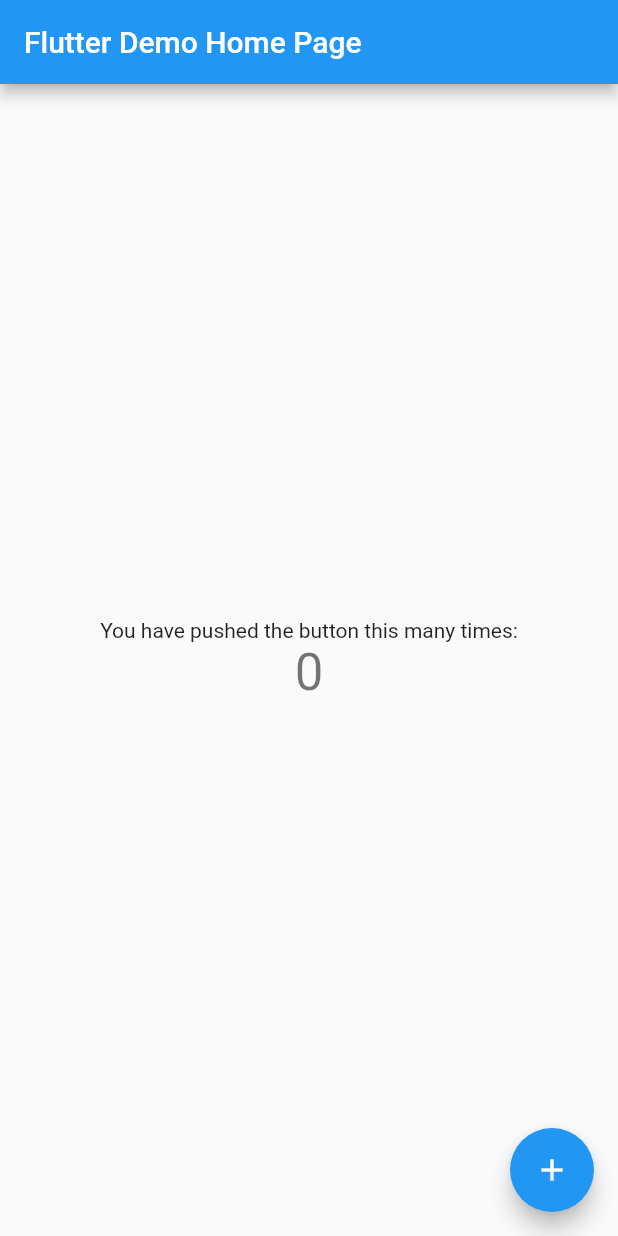
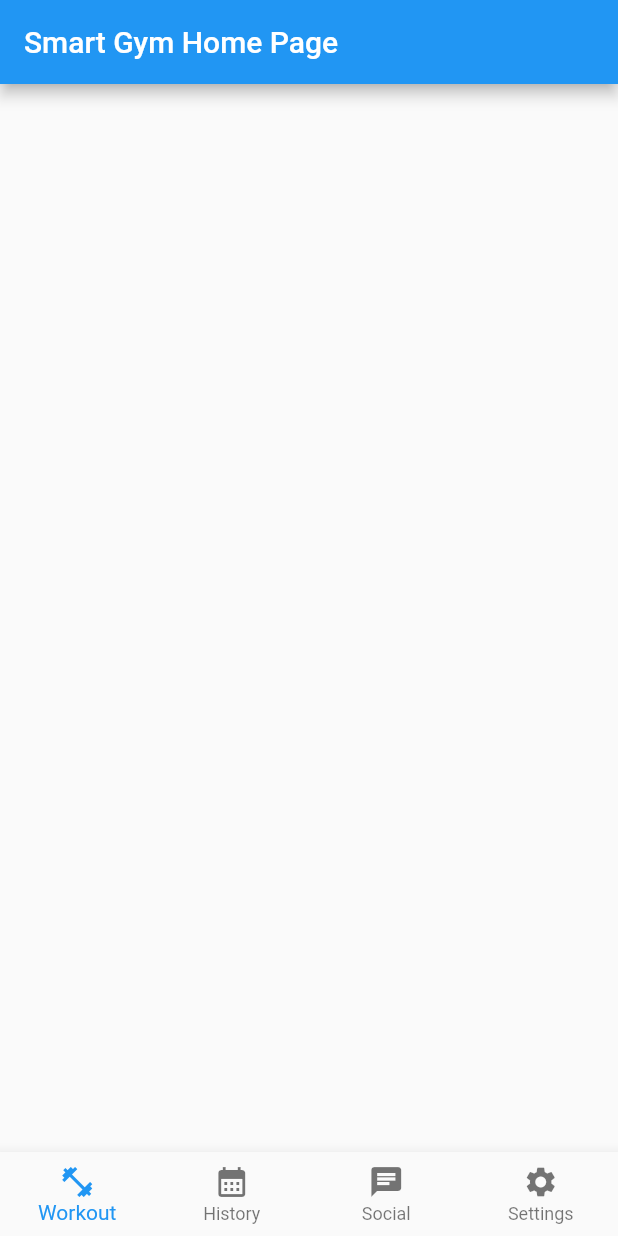
Before and after one commit to cherking19/EC463_SmartExerciseSystem, a Flutter app: the screen it shows after launch, on a phone screen of 412 x 824 dp. Run offline on Flutter 3.47's test engine with Material 2 defaults, Android fonts, the phone set to English and light mode, and no system bars.

```diff
--- a/smart_gym/lib/main.dart
+++ b/smart_gym/lib/main.dart
@@ -11,7 +11,7 @@ class MyApp extends StatelessWidget {
   @override
   Widget build(BuildContext context) {
     return MaterialApp(
-      title: 'Flutter Demo',
+      title: 'Smart Gym',
       theme: ThemeData(
         // This is the theme of your application.
         //
@@ -24,7 +24,7 @@ class MyApp extends StatelessWidget {
         // is not restarted.
         primarySwatch: Colors.blue,
       ),
-      home: const MyHomePage(title: 'Flutter Demo Home Page'),
+      home: const MyHomePage(title: 'Smart Gym Home Page'),
     );
   }
 }
@@ -48,16 +48,11 @@ class MyHomePage extends StatefulWidget {
 }
 
 class _MyHomePageState extends State<MyHomePage> {
-  int _counter = 0;
+  int _selectedPage = 0;
 
-  void _incrementCounter() {
+  void _onPageTapped(int index) {
     setState(() {
-      // This call to setState tells the Flutter framework that something has
-      // changed in this State, which causes it to rerun the build method below
-      // so that the display can reflect the updated values. If we changed
-      // _counter without calling setState(), then the build method would not be
-      // called again, and so nothing would appear to happen.
-      _counter++;
+      _selectedPage = index;
     });
   }
 
@@ -76,40 +71,33 @@ class _MyHomePageState extends State<MyHomePage> {
         title: Text(widget.title),
       ),
       body: Center(
-        // Center is a layout widget. It takes a single child and positions it
-        // in the middle of the parent.
-        child: Column(
-          // Column is also a layout widget. It takes a list of children and
-          // arranges them vertically. By default, it sizes itself to fit its
-          // children horizontally, and tries to be as tall as its parent.
-          //
-          // Invoke "debug painting" (press "p" in the console, choose the
-          // "Toggle Debug Paint" action from the Flutter Inspector in Android
-          // Studio, or the "Toggle Debug Paint" command in Visual Studio Code)
-          // to see the wireframe for each widget.
-          //
-          // Column has various properties to control how it sizes itself and
-          // how it positions its children. Here we use mainAxisAlignment to
-          // center the children vertically; the main axis here is the vertical
-          // axis because Columns are vertical (the cross axis would be
-          // horizontal).
-          mainAxisAlignment: MainAxisAlignment.center,
-          children: <Widget>[
-            const Text(
-              'You have pushed the button this many times:',
-            ),
-            Text(
-              '$_counter',
-              style: Theme.of(context).textTheme.headline4,
-            ),
-          ],
-        ),
+          // Center is a layout widget. It takes a single child and positions it
+          // in the middle of the parent.
+          ),
+      bottomNavigationBar: BottomNavigationBar(
+        items: const <BottomNavigationBarItem>[
+          BottomNavigationBarItem(
+            icon: Icon(Icons.fitness_center),
+            label: 'Workout',
+          ),
+          BottomNavigationBarItem(
+            icon: Icon(Icons.calendar_month),
+            label: 'History',
+          ),
+          BottomNavigationBarItem(
+            icon: Icon(Icons.chat),
+            label: 'Social',
+          ),
+          BottomNavigationBarItem(
+            icon: Icon(Icons.settings),
+            label: 'Settings',
+          ),
+        ],
+        currentIndex: _selectedPage,
+        selectedItemColor: Colors.blue,
+        onTap: _onPageTapped,
+        type: BottomNavigationBarType.fixed,
       ),
-      floatingActionButton: FloatingActionButton(
-        onPressed: _incrementCounter,
-        tooltip: 'Increment',
-        child: const Icon(Icons.add),
-      ), // This trailing comma makes auto-formatting nicer for build methods.
     );
   }
 }
```
